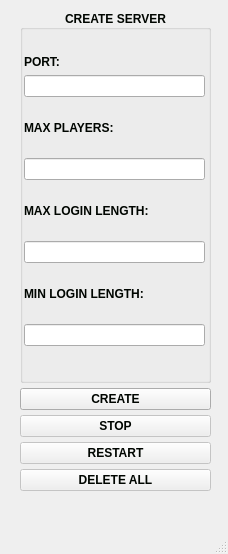
First picture: the form in src/inc/serverclass/server.ui, repository nickkkcc/Bridge-game, before the edit.
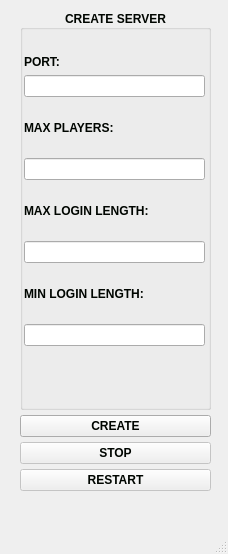
Second picture: the form after the edit.

```diff
--- a/src/inc/serverclass/server.ui
+++ b/src/inc/serverclass/server.ui
@@ -243,21 +243,6 @@
        </property>
       </widget>
      </item>
-     <item>
-      <widget class="QPushButton" name="DeleteAllClientBtn">
-       <property name="enabled">
-        <bool>false</bool>
-       </property>
-       <property name="styleSheet">
-        <string notr="true">color:rgb(0, 05, 0);
-font: 75 9pt &quot;MS Shell Dlg 2&quot;;
-font-weight: bold;</string>
-       </property>
-       <property name="text">
-        <string>DELETE ALL</string>
-       </property>
-      </widget>
-     </item>
     </layout>
    </widget>
   </widget>
```
